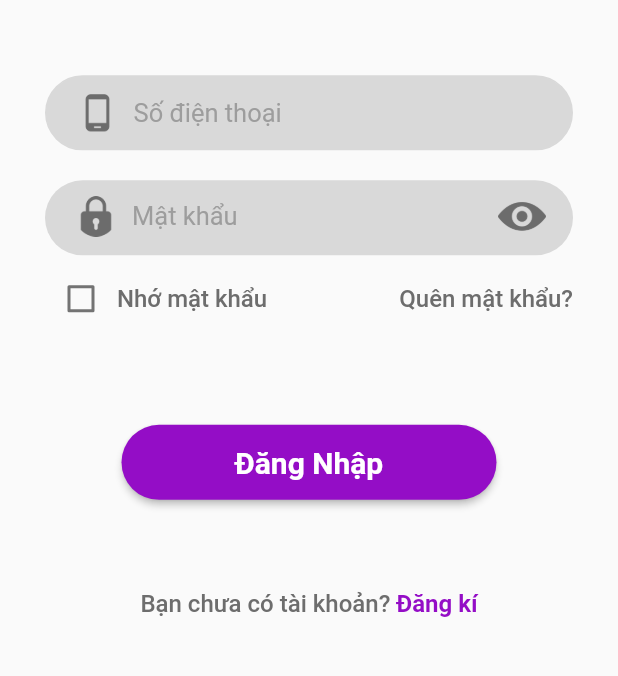
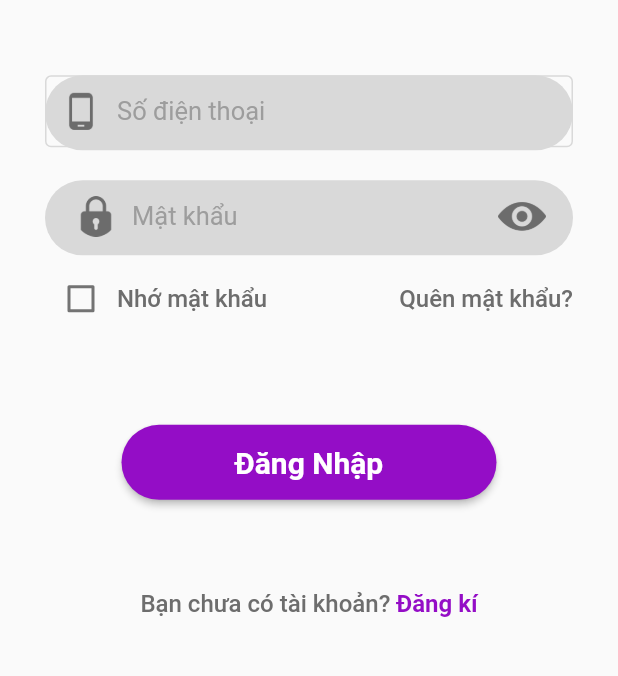
Before and after one commit to binh123thien/HOBIN, a Flutter app: the SignInPage screen opened directly, on a phone screen of 412 x 824 dp, the part 282-958 px from its top. Run offline on Flutter 3.47's test engine with Material 2 defaults, Android fonts, the phone set to English and light mode, and no system bars; our stand-ins replace google_fonts.

Commit message:
input decoration

```diff
--- a/hobin_app/lib/main.dart
+++ b/hobin_app/lib/main.dart
@@ -7,6 +7,6 @@ void main() {
   runApp(const MaterialApp(
     title: 'Hobin',
     debugShowCheckedModeBanner: false,
-    home: ConfirmForgotPass(),
+    home: SignInPage(),
   ));
 }
--- a/hobin_app/lib/pages/auth/SignIn.dart
+++ b/hobin_app/lib/pages/auth/SignIn.dart
@@ -77,25 +77,25 @@ class _SignInPageState extends State<SignInPage> {
                       padding: ResponsiveWidget.isSmallScreen(context)
                           ? const EdgeInsets.fromLTRB(30, 50, 30, 0)
                           : const EdgeInsets.fromLTRB(60, 20, 60, 0),
-                      child: MouseRegion(
-                        onEnter: (_) => setState(() => isHover = true),
-                        onExit: (_) => setState(() => isHover = false),
                       child: Container(
                         height: 50.0,
                         width: screenWidth,
                         decoration: BoxDecoration(
-                            border: Border.all(
-                              color:
-                                  isHover ? Colors.black : AppColors.grayClolor,
-                            ),
                           borderRadius: BorderRadius.circular(50.0),
                           color: AppColors.grayClolor,
                         ),
                         child: Container(
-                            margin: const EdgeInsets.fromLTRB(10, 0, 0, 0),
+                          margin: const EdgeInsets.fromLTRB(0, 0, 0, 0),
                           child: TextFormField(
-                              decoration: const InputDecoration(
-                                border: InputBorder.none,
+                            decoration: InputDecoration(
+                              enabledBorder: OutlineInputBorder(
+                                  borderSide:
+                                      BorderSide(color: AppColors.grayClolor)),
+                              focusedBorder: OutlineInputBorder(
+                                borderSide:
+                                    BorderSide(color: AppColors.purpleColor),
+                                borderRadius: BorderRadius.circular(50.0),
+                              ),
                               prefixIcon: IconButton(
                                 onPressed: null,
                                 icon: Image(
@@ -110,7 +110,6 @@ class _SignInPageState extends State<SignInPage> {
                                 fontSize: 17,
                                 color: AppColors.hintColor,
                                 fontFamily: 'roboto',
-                                ),
                               ),
                             ),
                           ),
```
Also changed, not shown: hobin_app/lib/pages/auth/SignUp.dart (+4 -3 lines). Lines whose indentation alone changed are shown as unchanged.
